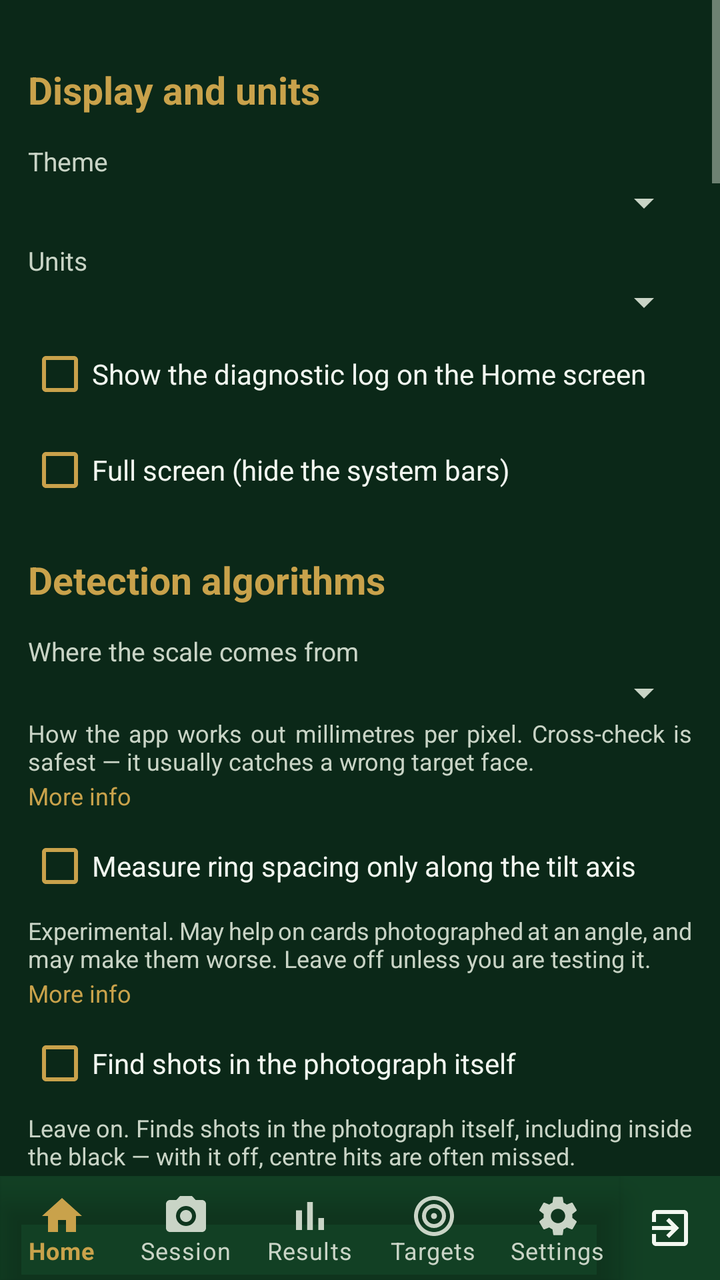
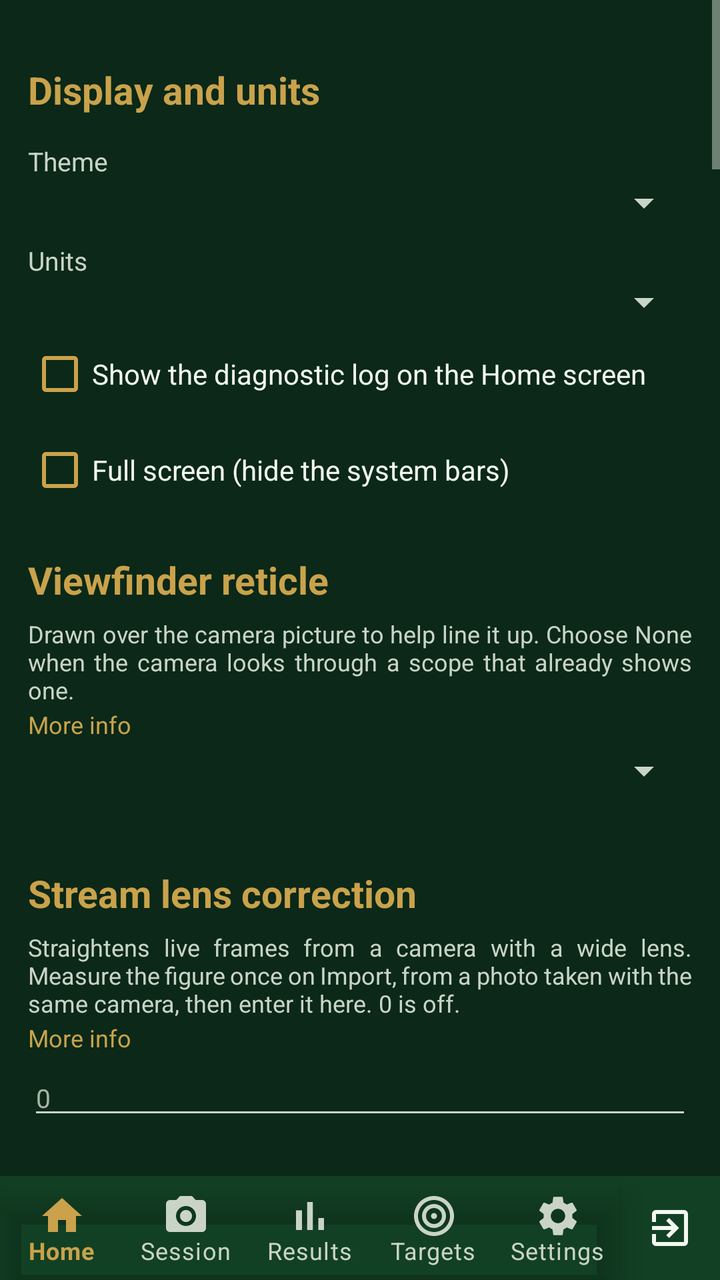

An Android layout rendered at two revisions. The XML below is the earlier revision; the diff shows what the commit changed to produce the second picture.
<!-- AndroidManifest.xml: application theme Theme.STS -->
<!-- res/layout/activity_profile.xml -->
<?xml version="1.0" encoding="utf-8"?>
<LinearLayout xmlns:android="http://schemas.android.com/apk/res/android"
    android:layout_width="match_parent"
    android:layout_height="match_parent"
    android:orientation="vertical">

    <ScrollView
        android:layout_width="match_parent"
        android:layout_height="0dp"
        android:layout_weight="1">

        <LinearLayout
            android:layout_width="match_parent"
            android:layout_height="wrap_content"
            android:orientation="vertical"
            android:padding="14dp">

            
            <TextView style="@style/Sts.SectionHeading" android:text="Display and units" />

            <TextView style="@style/Sts.FieldLabel" android:text="Theme" />
            <Spinner android:id="@+id/spTheme"
                android:layout_width="match_parent" android:layout_height="wrap_content" />

            <TextView style="@style/Sts.FieldLabel" android:text="Units" />
            <Spinner android:id="@+id/spUnits"
                android:layout_width="match_parent" android:layout_height="wrap_content" />

            <CheckBox style="@style/Sts.CheckBox" android:id="@+id/cbShowLog"
                android:layout_width="match_parent" android:layout_height="wrap_content"
                android:text="Show the diagnostic log on the Home screen" />

            <CheckBox style="@style/Sts.CheckBox" android:id="@+id/cbFullScreen"
                android:layout_width="match_parent" android:layout_height="wrap_content"
                android:text="Full screen (hide the system bars)" />

            
            <TextView style="@style/Sts.SectionHeading" android:text="Detection algorithms" />

            <TextView style="@style/Sts.FieldLabel" android:text="Where the scale comes from" />
            <Spinner android:id="@+id/spScaleMode"
                android:layout_width="match_parent" android:layout_height="wrap_content" />

            <TextView
                android:layout_width="match_parent" android:layout_height="wrap_content"
                android:textSize="12sp"
                android:textColor="?android:attr/textColorSecondary"
                android:justificationMode="inter_word"
                android:text="How the app works out millimetres per pixel. Cross-check is safest — it usually catches a wrong target face." />

            <TextView android:id="@+id/infoScale"
                android:layout_width="wrap_content" android:layout_height="wrap_content"
                android:textSize="12sp" android:paddingTop="1dp" android:paddingBottom="3dp"
                android:textColor="?attr/colorAccent"
                android:text="More info" />

            <CheckBox style="@style/Sts.CheckBox" android:id="@+id/cbWedge"
                android:layout_width="match_parent" android:layout_height="wrap_content"
                android:text="Measure ring spacing only along the tilt axis" />

            <TextView
                android:layout_width="match_parent" android:layout_height="wrap_content"
                android:textSize="12sp"
                android:textColor="?android:attr/textColorSecondary"
                android:justificationMode="inter_word"
                android:text="Experimental. May help on cards photographed at an angle, and may make them worse. Leave off unless you are testing it." />

            <TextView android:id="@+id/infoWedge"
                android:layout_width="wrap_content" android:layout_height="wrap_content"
                android:textSize="12sp" android:paddingTop="1dp" android:paddingBottom="3dp"
                android:textColor="?attr/colorAccent"
                android:text="More info" />

            <CheckBox style="@style/Sts.CheckBox" android:id="@+id/cbSourceDetect"
                android:layout_width="match_parent" android:layout_height="wrap_content"
                android:text="Find shots in the photograph itself" />

            <TextView
                android:layout_width="match_parent" android:layout_height="wrap_content"
                android:textSize="12sp"
                android:textColor="?android:attr/textColorSecondary"
                android:justificationMode="inter_word"
                android:text="Leave on. Finds shots in the photograph itself, including inside the black — with it off, centre hits are often missed." />

            <TextView android:id="@+id/infoSource"
                android:layout_width="wrap_content" android:layout_height="wrap_content"
                android:textSize="12sp" android:paddingTop="1dp" android:paddingBottom="3dp"
                android:textColor="?attr/colorAccent"
                android:text="More info" />

            <CheckBox style="@style/Sts.CheckBox" android:id="@+id/cbPuncture"
                android:layout_width="match_parent" android:layout_height="wrap_content"
                android:text="Require a shot to have the profile of a puncture" />

            <TextView
                android:layout_width="match_parent" android:layout_height="wrap_content"
                android:textSize="12sp"
                android:textColor="?android:attr/textColorSecondary"
                android:justificationMode="inter_word"
                android:text="Fewer false hits: rejects printed marks that happen to look like shots." />

            <TextView android:id="@+id/infoPuncture"
                android:layout_width="wrap_content" android:layout_height="wrap_content"
                android:textSize="12sp" android:paddingTop="1dp" android:paddingBottom="3dp"
                android:textColor="?attr/colorAccent"
                android:text="More info" />

            <CheckBox style="@style/Sts.CheckBox" android:id="@+id/cbOutside"
                android:layout_width="match_parent" android:layout_height="wrap_content"
                android:text="Also find shots that missed the rings" />

            <TextView
                android:layout_width="match_parent" android:layout_height="wrap_content"
                android:textSize="12sp"
                android:textColor="?android:attr/textColorSecondary"
                android:justificationMode="inter_word"
                android:text="Shows shots that missed the rings. They score nothing, and printing near the edge of the card may be marked too." />

            <TextView android:id="@+id/infoOutside"
                android:layout_width="wrap_content" android:layout_height="wrap_content"
                android:textSize="12sp" android:paddingTop="1dp" android:paddingBottom="3dp"
                android:textColor="?attr/colorAccent"
                android:text="More info" />

            <CheckBox style="@style/Sts.CheckBox" android:id="@+id/cbFamily"
                android:layout_width="match_parent" android:layout_height="wrap_content"
                android:text="Scale from circles fitted to each printed ring" />

            <TextView
                android:layout_width="match_parent" android:layout_height="wrap_content"
                android:textSize="12sp"
                android:textColor="?android:attr/textColorSecondary"
                android:justificationMode="inter_word"
                android:text="No visible difference on a flat card. May help on cards photographed at an angle." />

            <TextView android:id="@+id/infoFamily"
                android:layout_width="wrap_content" android:layout_height="wrap_content"
                android:textSize="12sp" android:paddingTop="1dp" android:paddingBottom="3dp"
                android:textColor="?attr/colorAccent"
                android:text="More info" />

            
            <TextView style="@style/Sts.SectionHeading" android:text="AI assistance" />

            <TextView
                android:layout_width="match_parent" android:layout_height="wrap_content"
                android:textSize="12sp"
                android:textColor="?android:attr/textColorSecondary"
                android:justificationMode="inter_word"
                android:text="Ask an AI service to check a card. Needs a connection and costs a fraction of a penny each time." />

            <TextView android:id="@+id/infoCloud"
                android:layout_width="wrap_content" android:layout_height="wrap_content"
                android:textSize="12sp" android:paddingTop="1dp" android:paddingBottom="3dp"
                android:textColor="?attr/colorAccent"
                android:text="More info" />

            <TextView
                android:layout_width="match_parent" android:layout_height="wrap_content"
                android:textSize="12sp" android:layout_marginTop="4dp"
                android:textColor="?android:attr/textColorPrimary"
                android:text="On import, score with:" />

            <Spinner android:id="@+id/spEngine"
                android:layout_width="match_parent" android:layout_height="wrap_content" />

            <TextView
                android:layout_width="match_parent" android:layout_height="wrap_content"
                android:textSize="12sp"
                android:textColor="?android:attr/textColorSecondary"
                android:justificationMode="inter_word"
                android:text="Embedded uses the app's own detection. Naming a service hands it the whole card — needs a connection, and positions are less precise." />

            <TextView android:id="@+id/infoEngine"
                android:layout_width="wrap_content" android:layout_height="wrap_content"
                android:textSize="12sp" android:paddingTop="1dp" android:paddingBottom="3dp"
                android:textColor="?attr/colorAccent"
                android:text="More info" />

            <CheckBox style="@style/Sts.CheckBox" android:id="@+id/cbCloud"
                android:layout_width="match_parent" android:layout_height="wrap_content"
                android:text="Enable the second opinion button" />

            <TextView
                android:layout_width="match_parent" android:layout_height="wrap_content"
                android:textSize="12sp" android:layout_marginTop="4dp"
                android:textColor="?android:attr/textColorPrimary"
                android:text="Second opinion asks:" />

            <Spinner android:id="@+id/spOpinion"
                android:layout_width="match_parent" android:layout_height="wrap_content" />

            <CheckBox style="@style/Sts.CheckBox" android:id="@+id/cbCloudOverride"
                android:layout_width="match_parent" android:layout_height="wrap_content"
                android:text="Let the AI answer override the app" />

            <TextView
                android:layout_width="match_parent" android:layout_height="wrap_content"
                android:textSize="12sp"
                android:textColor="?android:attr/textColorSecondary"
                android:justificationMode="inter_word"
                android:text="Applies the AI answer without asking. Useful when the app marks things that are not shots; positions are less precise than the app's." />

            <TextView android:id="@+id/infoOverride"
                android:layout_width="wrap_content" android:layout_height="wrap_content"
                android:textSize="12sp" android:paddingTop="1dp" android:paddingBottom="3dp"
                android:textColor="?attr/colorAccent"
                android:text="More info" />

            <TextView style="@style/Sts.SectionHeading" android:text="Service keys and models" />

            <TextView
                android:layout_width="match_parent" android:layout_height="wrap_content"
                android:textSize="12sp"
                android:textColor="?android:attr/textColorPrimary"
                android:text="Service to set up:" />

            <Spinner android:id="@+id/spProvider"
                android:layout_width="match_parent" android:layout_height="wrap_content" />

            <TextView android:id="@+id/tvModelLabel"
                android:layout_width="match_parent" android:layout_height="wrap_content"
                android:textSize="12sp" android:layout_marginTop="4dp"
                android:textColor="?android:attr/textColorPrimary"
                android:text="Model:" />

            <Spinner android:id="@+id/spCloudModel"
                android:layout_width="match_parent" android:layout_height="wrap_content" />

            <TextView android:id="@+id/tvCloudKeys"
                style="@style/Sts.Value" android:layout_marginTop="2dp" android:textSize="12sp" />

            <TextView android:id="@+id/tvCloudKey"
                style="@style/Sts.Value" android:layout_marginTop="2dp" android:textSize="12sp" />

            <LinearLayout
                android:layout_width="match_parent" android:layout_height="wrap_content"
                android:orientation="horizontal" android:layout_marginTop="4dp">
                <Button android:id="@+id/btnCloudKey"
                    android:layout_width="0dp" android:layout_weight="1"
                    android:layout_height="wrap_content" android:text="Set API key…"
                    style="@style/Sts.ActionButton.Dense" />
                <Button android:id="@+id/btnCloudClear"
                    android:layout_width="0dp" android:layout_weight="1"
                    android:layout_height="wrap_content" android:text="Forget key"
                    style="@style/Sts.ActionButton.Dense" />
            </LinearLayout>


            <TextView
                android:layout_width="match_parent" android:layout_height="wrap_content"
                android:textSize="12sp"
                android:textColor="?android:attr/textColorSecondary"
                android:justificationMode="inter_word"
                android:text="Each service needs its own key, from its own console. Not the password you sign in to the chat service with. Kept encrypted on this device." />

            <TextView android:id="@+id/infoKey"
                android:layout_width="wrap_content" android:layout_height="wrap_content"
                android:textSize="12sp" android:paddingTop="1dp" android:paddingBottom="3dp"
                android:textColor="?attr/colorAccent"
                android:text="More info" />

            
            <TextView style="@style/Sts.SectionHeading" android:text="Profile sets" />

            <Spinner android:id="@+id/spSets"
                android:layout_width="match_parent" android:layout_height="wrap_content" />

            <LinearLayout
                android:layout_width="match_parent" android:layout_height="wrap_content"
                android:orientation="horizontal" android:layout_marginTop="6dp">
                <Button android:id="@+id/btnApplySet"
                    style="@style/Sts.GridButton"
                    android:text="Apply" />
                <Button android:id="@+id/btnSaveSet"
                    style="@style/Sts.GridButton"
                    android:text="Save as…" />
                <Button android:id="@+id/btnDeleteSet"
                    style="@style/Sts.GridButton"
                    android:text="Delete" />
            </LinearLayout>

            
            <TextView style="@style/Sts.SectionHeading" android:text="Firearm" />
            <Button android:id="@+id/btnRifleCatalog"
                android:layout_width="match_parent" android:layout_height="wrap_content"
                style="@style/Sts.ActionButton"
                android:text="Pick from the catalogue…" />

            <TextView style="@style/Sts.FieldLabel" android:text="Name" />
            <EditText android:id="@+id/etRifleName" android:layout_width="match_parent"
                android:layout_height="wrap_content" android:inputType="text" android:autofillHints="" />

            <TextView style="@style/Sts.FieldLabel" android:text="Type" />
            <Spinner android:id="@+id/spFirearmType"
                android:layout_width="match_parent" android:layout_height="wrap_content" />

            <TextView style="@style/Sts.FieldLabel" android:text="Chambering" />
            <EditText android:id="@+id/etCaliber" android:layout_width="match_parent"
                android:layout_height="wrap_content" android:inputType="text" android:autofillHints="" />

            <TextView style="@style/Sts.FieldLabel" android:text="Barrel length (in)" />
            <EditText android:id="@+id/etBarrel" android:layout_width="match_parent"
                android:layout_height="wrap_content" android:inputType="numberDecimal" android:autofillHints="" />

            <TextView style="@style/Sts.FieldLabel" android:text="Twist rate (1 turn in … in)" />
            <EditText android:id="@+id/etTwist" android:layout_width="match_parent"
                android:layout_height="wrap_content" android:inputType="numberDecimal" android:autofillHints="" />

            <TextView style="@style/Sts.FieldLabel" android:text="Sight height above bore (in)" />
            <EditText android:id="@+id/etSightHeight" android:layout_width="match_parent"
                android:layout_height="wrap_content" android:inputType="numberDecimal" android:autofillHints="" />

            <TextView style="@style/Sts.FieldLabel" android:text="Zero distance (m)" />
            <EditText android:id="@+id/etZero" android:layout_width="match_parent"
                android:layout_height="wrap_content" android:inputType="numberDecimal" android:autofillHints="" />

            
            <TextView style="@style/Sts.SectionHeading" android:text="Load" />
            <Button android:id="@+id/btnAmmoCatalog"
                android:layout_width="match_parent" android:layout_height="wrap_content"
                style="@style/Sts.ActionButton"
                android:text="Pick from the catalogue…" />

            <TextView style="@style/Sts.FieldLabel" android:text="Name" />
            <EditText android:id="@+id/etBulletName" android:layout_width="match_parent"
                android:layout_height="wrap_content" android:inputType="text" android:autofillHints="" />

            <TextView style="@style/Sts.FieldLabel" android:text="Projectile diameter (in)" />
            <EditText android:id="@+id/etDiameter" android:layout_width="match_parent"
                android:layout_height="wrap_content" android:inputType="numberDecimal" android:autofillHints="" />

            <TextView style="@style/Sts.FieldLabel" android:text="Weight (gr)" />
            <EditText android:id="@+id/etWeight" android:layout_width="match_parent"
                android:layout_height="wrap_content" android:inputType="numberDecimal" android:autofillHints="" />

            <TextView style="@style/Sts.FieldLabel" android:text="Muzzle velocity (fps)" />
            <EditText android:id="@+id/etMv" android:layout_width="match_parent"
                android:layout_height="wrap_content" android:inputType="numberDecimal" android:autofillHints="" />

            <TextView style="@style/Sts.FieldLabel" android:text="Ballistic coefficient (G1)" />
            <EditText android:id="@+id/etBc" android:layout_width="match_parent"
                android:layout_height="wrap_content" android:inputType="numberDecimal" android:autofillHints="" />

            <TextView android:id="@+id/tvPowerFactor" style="@style/Sts.Value"
                android:layout_marginTop="6dp" android:textSize="12sp" />

            
            <TextView style="@style/Sts.SectionHeading" android:text="Sight" />
            <Button android:id="@+id/btnScopeCatalog"
                android:layout_width="match_parent" android:layout_height="wrap_content"
                style="@style/Sts.ActionButton"
                android:text="Pick from the catalogue…" />

            <TextView style="@style/Sts.FieldLabel" android:text="Name" />
            <EditText android:id="@+id/etScopeName" android:layout_width="match_parent"
                android:layout_height="wrap_content" android:inputType="text" android:autofillHints="" />

            <TextView style="@style/Sts.FieldLabel" android:text="Sight type" />
            <Spinner android:id="@+id/spSightType"
                android:layout_width="match_parent" android:layout_height="wrap_content" />

            <TextView style="@style/Sts.FieldLabel" android:text="Click unit" />
            <Spinner android:id="@+id/spClickUnit"
                android:layout_width="match_parent" android:layout_height="wrap_content" />

            <TextView android:id="@+id/lblClickMm" style="@style/Sts.FieldLabel"
                android:text="Click movement (mm) at the reference distance" />
            <EditText android:id="@+id/etClickMm" android:layout_width="match_parent"
                android:layout_height="wrap_content" android:inputType="numberDecimal" android:autofillHints="" />

            <TextView android:id="@+id/lblClickRef" style="@style/Sts.FieldLabel"
                android:text="Reference distance (m)" />
            <EditText android:id="@+id/etClickRef" android:layout_width="match_parent"
                android:layout_height="wrap_content" android:inputType="numberDecimal" android:autofillHints="" />

            <TextView style="@style/Sts.FieldLabel" android:text="Sight radius (mm, iron sights only; 0 = unknown)" />
            <EditText android:id="@+id/etSightRadius" android:layout_width="match_parent"
                android:layout_height="wrap_content" android:inputType="numberDecimal" android:autofillHints="" />

            <TextView style="@style/Sts.FieldLabel" android:text="Elevation travel (MOA)" />
            <EditText android:id="@+id/etElevTravel" android:layout_width="match_parent"
                android:layout_height="wrap_content" android:inputType="numberDecimal" android:autofillHints="" />

            <TextView style="@style/Sts.FieldLabel" android:text="Windage travel (MOA)" />
            <EditText android:id="@+id/etWindTravel" android:layout_width="match_parent"
                android:layout_height="wrap_content" android:inputType="numberDecimal" android:autofillHints="" />

            <CheckBox style="@style/Sts.CheckBox" android:id="@+id/cbInvertElev"
                android:layout_width="match_parent" android:layout_height="wrap_content"
                android:text="Elevation drum is marked the opposite way round" />
            <CheckBox style="@style/Sts.CheckBox" android:id="@+id/cbInvertWind"
                android:layout_width="match_parent" android:layout_height="wrap_content"
                android:text="Windage drum is marked the opposite way round" />

            <TextView android:id="@+id/tvClickSummary" style="@style/Sts.Value"
                android:layout_marginTop="8dp" android:textSize="12sp" />

            <Button android:id="@+id/btnSave"
                android:layout_width="match_parent" android:layout_height="wrap_content"
                android:layout_marginTop="16dp"
                android:text="Save the active profiles"
                style="@style/Sts.ActionButton" />

            
            <TextView style="@style/Sts.SectionHeading" android:text="Elsewhere" />
            <Button android:id="@+id/btnRules"
                android:layout_width="match_parent" android:layout_height="wrap_content"
                style="@style/Sts.ActionButton"
                android:text="Competition rules…" />
            <Button android:id="@+id/btnLog"
                android:layout_width="match_parent" android:layout_height="wrap_content"
                style="@style/Sts.ActionButton"
                android:text="Diagnostic log…" />
            <Button android:id="@+id/btnBackup"
                android:layout_width="match_parent" android:layout_height="wrap_content"
                style="@style/Sts.ActionButton"
                android:text="Export a backup of everything" />
            <Button android:id="@+id/btnRestore"
                android:layout_width="match_parent" android:layout_height="wrap_content"
                style="@style/Sts.ActionButton"
                android:text="Restore from a backup" />
            <Button android:id="@+id/btnReset"
                android:layout_width="match_parent" android:layout_height="wrap_content"
                style="@style/Sts.ActionButton"
                android:text="Reset the active profiles to defaults" />

        </LinearLayout>
    </ScrollView>

    <include layout="@layout/include_bottom_nav" />

</LinearLayout>
<!-- res/layout/include_bottom_nav.xml (included above) -->
<?xml version="1.0" encoding="utf-8"?>
<LinearLayout xmlns:android="http://schemas.android.com/apk/res/android"
    xmlns:app="http://schemas.android.com/apk/res-auto"
    android:layout_width="match_parent"
    android:layout_height="52dp"
    android:orientation="horizontal"
    android:background="?attr/colorSurface">

    <com.google.android.material.bottomnavigation.BottomNavigationView
        android:id="@+id/bottomNav"
        android:layout_width="0dp"
        android:layout_weight="1"
        android:layout_height="match_parent"
        android:background="@android:color/transparent"
        app:itemIconTint="@color/bottom_nav_item"
        app:itemTextColor="@color/bottom_nav_item"
        app:labelVisibilityMode="labeled"
        app:menu="@menu/bottom_nav_menu" />

    <LinearLayout
        android:id="@+id/btnExit"
        android:layout_width="50dp"
        android:layout_height="match_parent"
        android:orientation="vertical"
        android:gravity="center"
        android:background="?attr/selectableItemBackgroundBorderless"
        android:contentDescription="@string/nav_exit">

        
        <ImageView
            android:layout_width="24dp"
            android:layout_height="24dp"
            android:src="@drawable/ic_nav_exit"
            app:tint="?android:attr/textColorPrimary"
            android:importantForAccessibility="no" />
    </LinearLayout>
</LinearLayout>
<!-- resources referenced by this layout -->
<resources>
  <!-- drawable ic_nav_exit (drawable) -->
  <vector xmlns:android="http://schemas.android.com/apk/res/android"
      android:width="24dp" android:height="24dp"
      android:viewportWidth="24" android:viewportHeight="24">
      <path android:fillColor="@android:color/white" android:pathData="M10.09,15.59L11.5,17l5,-5 -5,-5 -1.41,1.41L12.67,11H3v2h9.67l-2.58,2.59zM19,3H5c-1.11,0 -2,0.9 -2,2v4h2V5h14v14H5v-4H3v4c0,1.1 0.89,2 2,2h14c1.1,0 2,-0.9 2,-2V5c0,-1.1 -0.9,-2 -2,-2z" />
  </vector>
  <string name="nav_exit">Exit</string>
  <style name="Sts.ActionButton" parent="Widget.AppCompat.Button">
          <item name="android:textAllCaps">false</item>
          <item name="android:textSize">14sp</item>
          <item name="android:minHeight">44dp</item>
          <item name="android:paddingLeft">10dp</item>
          <item name="android:paddingRight">10dp</item>
          <item name="android:layout_marginStart">2dp</item>
          <item name="android:layout_marginEnd">2dp</item>
      </style>
  <style name="Sts.ActionButton.Dense" parent="Sts.ActionButton">
          <item name="android:minHeight">34dp</item>
          <item name="android:paddingTop">0dp</item>
          <item name="android:paddingBottom">0dp</item>
          <item name="android:textSize">13sp</item>
          <item name="android:layout_marginTop">0dp</item>
          <item name="android:layout_marginBottom">0dp</item>
      </style>
  <style name="Sts.CheckBox" parent="Widget.AppCompat.CompoundButton.CheckBox">
          <item name="android:textColor">?android:attr/textColorPrimary</item>
          <item name="android:textSize">14sp</item>
          <item name="android:buttonTint">?attr/colorAccent</item>
      </style>
  <style name="Sts.FieldLabel" parent="">
          <item name="android:layout_width">match_parent</item>
          <item name="android:layout_height">wrap_content</item>
          <item name="android:textSize">13sp</item>
          <item name="android:layout_marginTop">8dp</item>
          <item name="android:textColor">?android:attr/textColorSecondary</item>
      </style>
  <style name="Sts.GridButton" parent="Widget.AppCompat.Button">
          <item name="android:layout_width">0dp</item>
          <item name="android:layout_weight">1</item>
          <item name="android:layout_height">52dp</item>
          <item name="android:textAllCaps">false</item>
          <item name="android:textSize">14sp</item>
          <item name="android:paddingLeft">4dp</item>
          <item name="android:paddingRight">4dp</item>
          <item name="android:layout_marginStart">2dp</item>
          <item name="android:layout_marginEnd">2dp</item>
          <item name="android:maxLines">1</item>
          <item name="android:ellipsize">end</item>
      </style>
  <style name="Sts.SectionHeading" parent="">
          <item name="android:layout_width">match_parent</item>
          <item name="android:layout_height">wrap_content</item>
          
          <item name="android:textSize">19sp</item>
          <item name="android:textStyle">bold</item>
          <item name="android:layout_marginTop">18dp</item>
          <item name="android:layout_marginBottom">6dp</item>
          <item name="android:textColor">?attr/colorAccent</item>
      </style>
  <style name="Sts.Value" parent="">
          <item name="android:layout_width">match_parent</item>
          <item name="android:layout_height">wrap_content</item>
          <item name="android:textSize">14sp</item>
      </style>
  <style name="Theme.STS" parent="Theme.STS.Dark" />
  <style name="Theme.STS.Base" parent="Theme.MaterialComponents.NoActionBar">
          <item name="android:statusBarColor">@color/dark_bg</item>
      </style>
  <color name="dark_bg">#0B2818</color>
  <color name="dark_surface">#124024</color>
  <color name="dark_accent">#C9A24B</color>
  <color name="dark_on_accent">#141008</color>
  <color name="dark_text">#F2F7F0</color>
  <color name="dark_text_dim">#C9D4C6</color>
  <!-- unchanged entries left out for length: 1 -->
</resources>

<!-- the commit's change to res/layout/activity_profile.xml (unified diff, before → after) -->
@@ -35,6 +35,49 @@
                 android:text="Full screen (hide the system bars)" />
 
             
+            <TextView style="@style/Sts.SectionHeading" android:text="Viewfinder reticle" />
+
+            <TextView
+                android:layout_width="match_parent" android:layout_height="wrap_content"
+                android:textSize="12sp"
+                android:textColor="?android:attr/textColorSecondary"
+                android:justificationMode="inter_word"
+                android:text="Drawn over the camera picture to help line it up. Choose None when the camera looks through a scope that already shows one." />
+
+            <TextView android:id="@+id/infoReticle"
+                android:layout_width="wrap_content" android:layout_height="wrap_content"
+                android:textSize="12sp" android:paddingTop="1dp" android:paddingBottom="3dp"
+                android:textColor="?attr/colorAccent"
+                android:text="More info" />
+
+            <Spinner android:id="@+id/spReticle"
+                android:layout_width="match_parent" android:layout_height="wrap_content" />
+
+            <TextView android:id="@+id/tvReticle"
+                style="@style/Sts.Value" android:textSize="12sp" android:layout_marginTop="2dp" />
+
+            <TextView style="@style/Sts.SectionHeading" android:text="Stream lens correction" />
+
+            <TextView
+                android:layout_width="match_parent" android:layout_height="wrap_content"
+                android:textSize="12sp"
+                android:textColor="?android:attr/textColorSecondary"
+                android:justificationMode="inter_word"
+                android:text="Straightens live frames from a camera with a wide lens. Measure the figure once on Import, from a photo taken with the same camera, then enter it here. 0 is off." />
+
+            <TextView android:id="@+id/infoStreamLens"
+                android:layout_width="wrap_content" android:layout_height="wrap_content"
+                android:textSize="12sp" android:paddingTop="1dp" android:paddingBottom="3dp"
+                android:textColor="?attr/colorAccent"
+                android:text="More info" />
+
+            <EditText android:id="@+id/etStreamLensK"
+                android:layout_width="match_parent" android:layout_height="wrap_content"
+                android:textSize="13sp"
+                android:inputType="numberDecimal|numberSigned"
+                android:hint="0"
+                android:autofillHints="" />
+
             <TextView style="@style/Sts.SectionHeading" android:text="Detection algorithms" />
 
             <TextView style="@style/Sts.FieldLabel" android:text="Where the scale comes from" />
